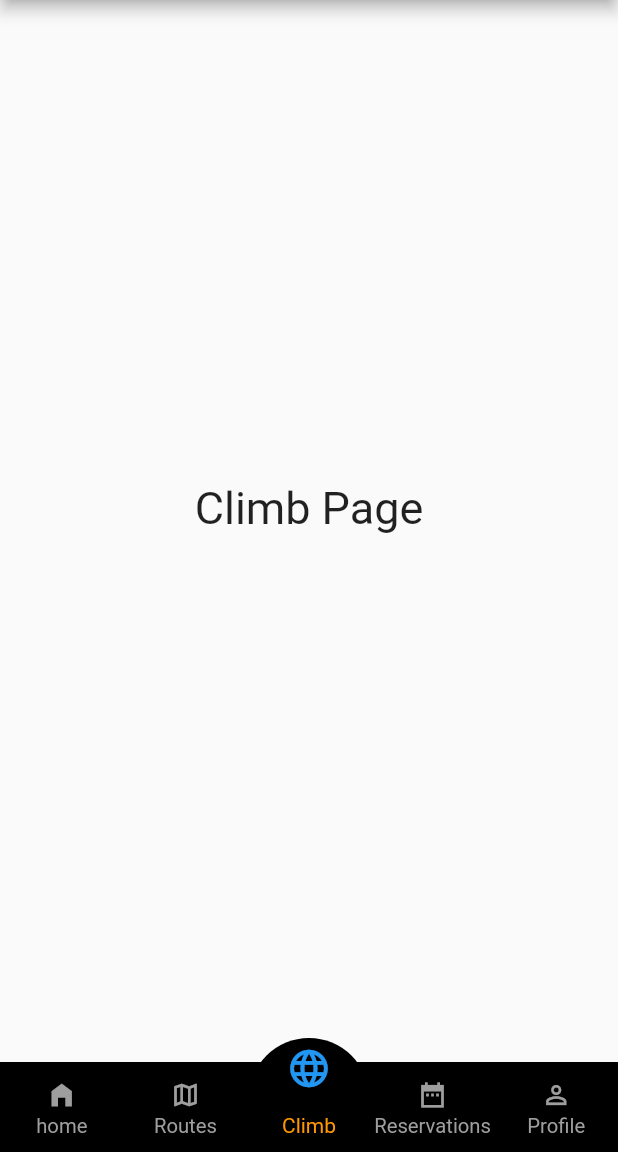
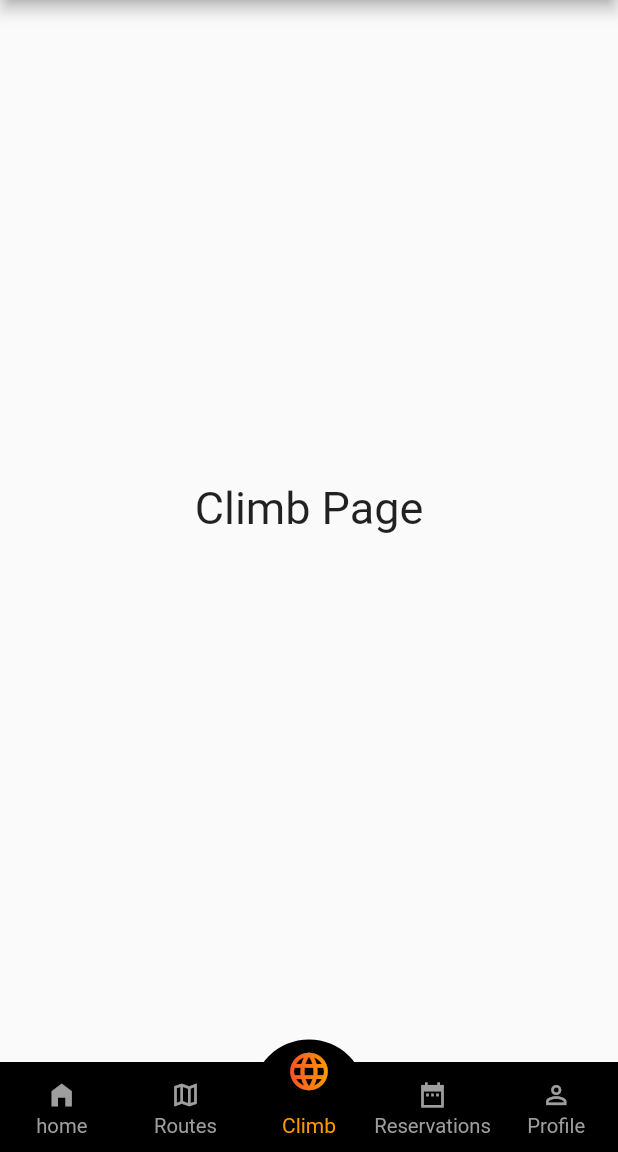
Before and after one commit to truongnguyen112007/climb_app_base, a Flutter app: the screen it shows after launch, item 3 of the bottom bar chosen, on a phone screen of 412 x 824 dp, the part 84-1236 px from its top. Run offline on Flutter 3.47's test engine with Material 2 defaults, Android fonts, the phone set to English and light mode, and no system bars.

Commit message:
Bottom navigation bar: show icon gradient.

```diff
--- a/lib/bottom_navigationbar.dart
+++ b/lib/bottom_navigationbar.dart
@@ -64,8 +64,7 @@ class _AppButtonNavigationBarState extends State<AppButtonNavigationBar> {
                   mainAxisSize: MainAxisSize.min,
                   children: [
                     Container(
-                      height: 40,
-                      width: 90,
+                      padding: EdgeInsets.only(left: 20, right: 20, top: 3),
                       decoration: BoxDecoration(
                         color: Colors.black,
                         borderRadius: BorderRadius.only(
@@ -78,7 +77,7 @@ class _AppButtonNavigationBarState extends State<AppButtonNavigationBar> {
                         icon: Icons.language_outlined,
                         gradient: LinearGradient(
                           colors: currentTab == TAB_CLIMB
-                              ? [Colors.green, Colors.blue]
+                              ? [Colors.red, Colors.orange]
                               : [Colors.grey, Colors.grey],
                         ),
                       ),
```
